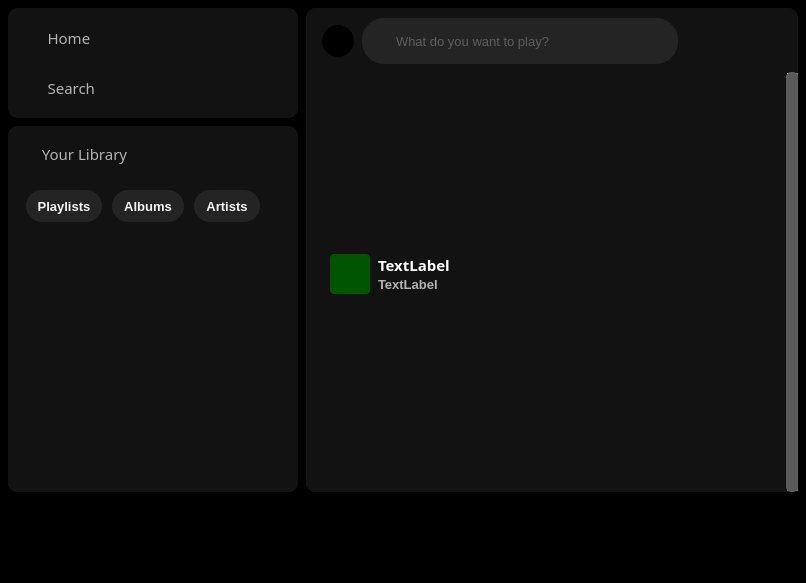
First picture: the form in ui/mainwindow.ui, repository TomasTNunes/AudioStreamer, before the edit.
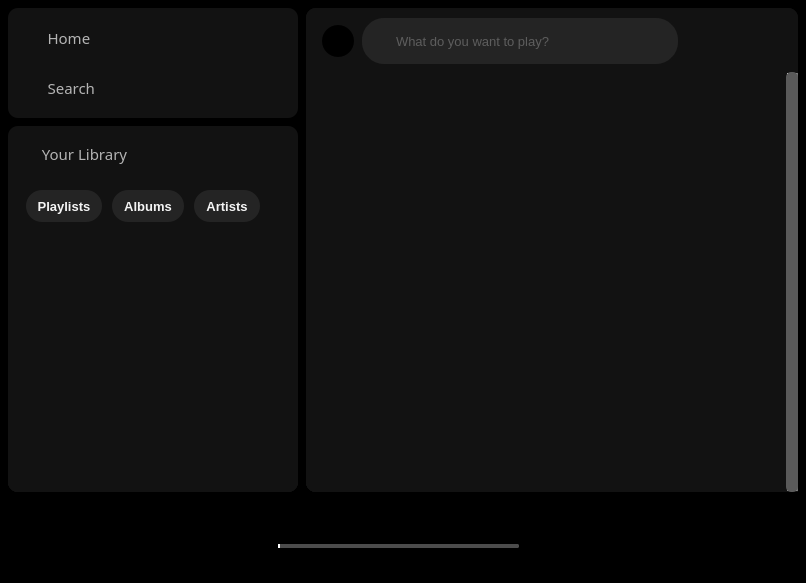
Second picture: the form after the edit. Icons and pictures are not drawn. Custom widgets are drawn as their Qt base class.

```diff
--- a/ui/mainwindow.ui
+++ b/ui/mainwindow.ui
@@ -60,6 +60,58 @@
       <property name="styleSheet">
        <string notr="true">/*background-color: rgb(170, 170, 127);*/</string>
       </property>
+      <widget class="HoverSlider" name="horizontalSlider">
+       <property name="geometry">
+        <rect>
+         <x>270</x>
+         <y>40</y>
+         <width>241</width>
+         <height>12</height>
+        </rect>
+       </property>
+       <property name="styleSheet">
+        <string notr="true">QSlider::groove:horizontal {
+                background: rgb(76, 76, 76); /* Grey for the background */
+                height: 4px; /* Thickness of the slider */
+                border-radius: 2px; /* Rounded edges */
+                }
+
+                QSlider::add-page:horizontal  {
+                background: rgb(76, 76, 76);
+                        height: 4px; /* Thickness of the slider */
+                border-radius: 2px; /* Rounded edges */
+                }
+
+                QSlider::sub-page:horizontal  {
+                background: rgb(255, 255, 255);
+                        height: 4px; /* Thickness of the slider */
+                border-radius: 2px; /* Rounded edges */
+                }
+
+                QSlider::handle:horizontal  {
+                background: transparent; 
+                width: 12px;
+                height: 6px;
+                margin: -4px -5;
+                border-radius: 6px;
+                }</string>
+       </property>
+       <property name="maximum">
+        <number>100</number>
+       </property>
+       <property name="tracking">
+        <bool>true</bool>
+       </property>
+       <property name="orientation">
+        <enum>Qt::Orientation::Horizontal</enum>
+       </property>
+       <property name="invertedAppearance">
+        <bool>false</bool>
+       </property>
+       <property name="invertedControls">
+        <bool>false</bool>
+       </property>
+      </widget>
      </widget>
     </item>
     <item row="0" column="0">
@@ -951,177 +1003,6 @@
             <property name="bottomMargin">
              <number>16</number>
             </property>
-            <item>
-             <widget class="QWidget" name="widget" native="true">
-              <property name="sizePolicy">
-               <sizepolicy hsizetype="Expanding" vsizetype="Fixed">
-                <horstretch>0</horstretch>
-                <verstretch>0</verstretch>
-               </sizepolicy>
-              </property>
-              <property name="minimumSize">
-               <size>
-                <width>0</width>
-                <height>56</height>
-               </size>
-              </property>
-              <property name="maximumSize">
-               <size>
-                <width>16777215</width>
-                <height>56</height>
-               </size>
-              </property>
-              <property name="styleSheet">
-               <string notr="true">QWidget{
-	background-color: rgb(18, 18, 18);
-	border-radius: 4px;
-}
-
-QWidget:hover{
-	background-color: rgb(36, 36, 36);
-}
-
-</string>
-              </property>
-              <layout class="QGridLayout" name="gridLayout_2">
-               <property name="leftMargin">
-                <number>8</number>
-               </property>
-               <property name="topMargin">
-                <number>8</number>
-               </property>
-               <property name="rightMargin">
-                <number>16</number>
-               </property>
-               <property name="bottomMargin">
-                <number>8</number>
-               </property>
-               <property name="horizontalSpacing">
-                <number>8</number>
-               </property>
-               <property name="verticalSpacing">
-                <number>0</number>
-               </property>
-               <item row="0" column="2">
-                <spacer name="horizontalSpacer">
-                 <property name="orientation">
-                  <enum>Qt::Orientation::Horizontal</enum>
-                 </property>
-                 <property name="sizeHint" stdset="0">
-                  <size>
-                   <width>40</width>
-                   <height>20</height>
-                  </size>
-                 </property>
-                </spacer>
-               </item>
-               <item row="0" column="1">
-                <widget class="QLabel" name="label_2">
-                 <property name="sizePolicy">
-                  <sizepolicy hsizetype="Maximum" vsizetype="Fixed">
-                   <horstretch>0</horstretch>
-                   <verstretch>0</verstretch>
-                  </sizepolicy>
-                 </property>
-                 <property name="minimumSize">
-                  <size>
-                   <width>0</width>
-                   <height>22</height>
-                  </size>
-                 </property>
-                 <property name="maximumSize">
-                  <size>
-                   <width>16777215</width>
-                   <height>22</height>
-                  </size>
-                 </property>
-                 <property name="font">
-                  <font>
-                   <family>Segoe UI Black</family>
-                   <pointsize>11</pointsize>
-                   <bold>true</bold>
-                  </font>
-                 </property>
-                 <property name="styleSheet">
-                  <string notr="true">color: rgb(255, 255, 255);
-background-color: none;</string>
-                 </property>
-                 <property name="text">
-                  <string>TextLabel</string>
-                 </property>
-                </widget>
-               </item>
-               <item row="0" column="0">
-                <widget class="QLabel" name="label">
-                 <property name="sizePolicy">
-                  <sizepolicy hsizetype="Fixed" vsizetype="Fixed">
-                   <horstretch>0</horstretch>
-                   <verstretch>0</verstretch>
-                  </sizepolicy>
-                 </property>
-                 <property name="minimumSize">
-                  <size>
-                   <width>40</width>
-                   <height>40</height>
-                  </size>
-                 </property>
-                 <property name="styleSheet">
-                  <string notr="true">background-color: rgb(0, 85, 0);</string>
-                 </property>
-                 <property name="text">
-                  <string/>
-                 </property>
-                </widget>
-               </item>
-               <item row="1" column="1">
-                <widget class="QLabel" name="label_3">
-                 <property name="sizePolicy">
-                  <sizepolicy hsizetype="Maximum" vsizetype="Preferred">
-                   <horstretch>0</horstretch>
-                   <verstretch>0</verstretch>
-                  </sizepolicy>
-                 </property>
-                 <property name="minimumSize">
-                  <size>
-                   <width>0</width>
-                   <height>20</height>
-                  </size>
-                 </property>
-                 <property name="maximumSize">
-                  <size>
-                   <width>16777215</width>
-                   <height>20</height>
-                  </size>
-                 </property>
-                 <property name="font">
-                  <font>
-                   <pointsize>10</pointsize>
-                   <bold>true</bold>
-                   <underline>false</underline>
-                  </font>
-                 </property>
-                 <property name="cursor">
-                  <cursorShape>PointingHandCursor</cursorShape>
-                 </property>
-                 <property name="styleSheet">
-                  <string notr="true">QLabel {
-   color: rgb(180, 180, 180);
-	background-color: none;
-}
-
-
-QLabel:hover {
-	color: rgb(255, 255, 255);
-}</string>
-                 </property>
-                 <property name="text">
-                  <string>TextLabel</string>
-                 </property>
-                </widget>
-               </item>
-              </layout>
-             </widget>
-            </item>
            </layout>
           </widget>
          </widget>
@@ -1133,6 +1014,13 @@
    </layout>
   </widget>
  </widget>
+ <customwidgets>
+  <customwidget>
+   <class>HoverSlider</class>
+   <extends>QSlider</extends>
+   <header>hoverslider</header>
+  </customwidget>
+ </customwidgets>
  <resources>
   <include location="resources.qrc"/>
  </resources>
```
